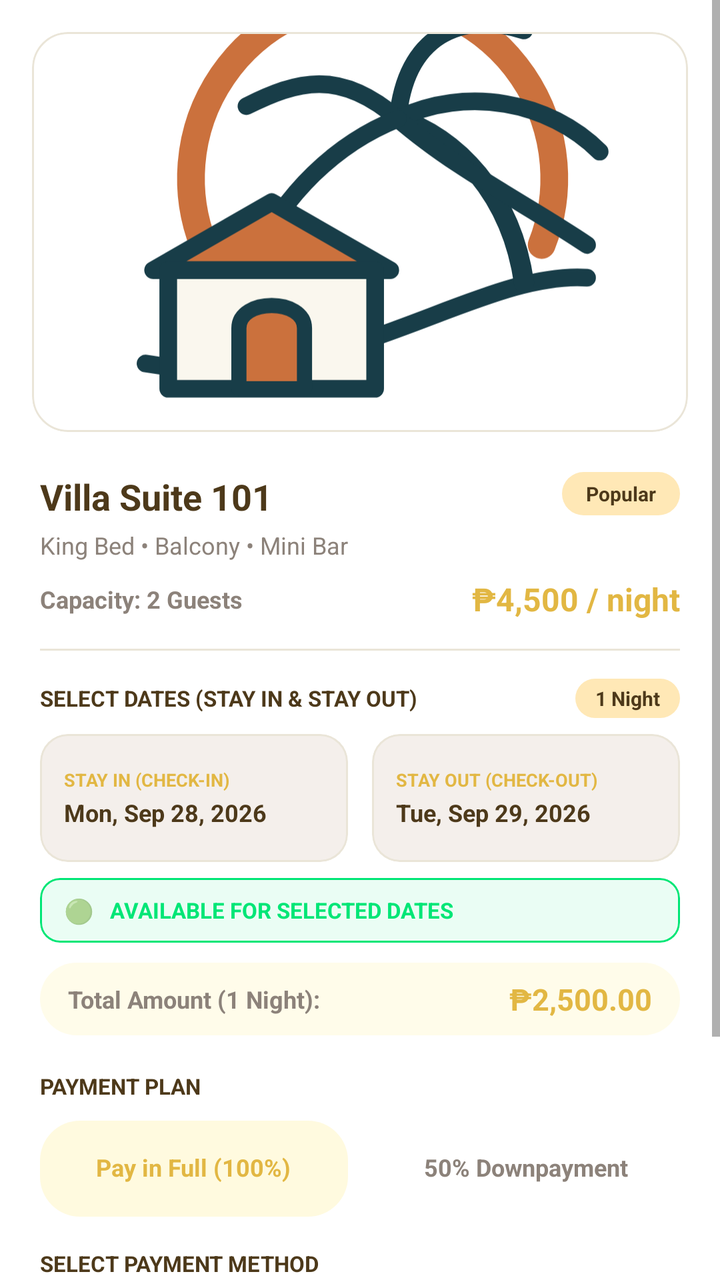
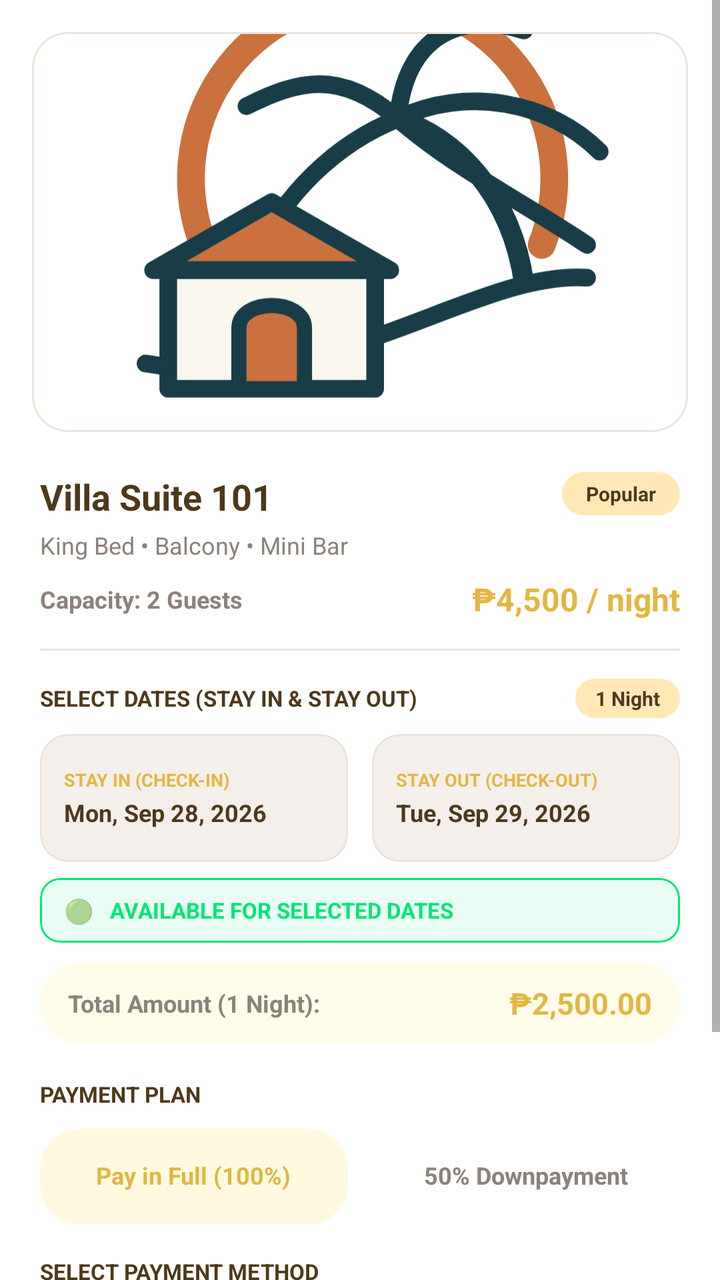

Two renders of the same Android screen: before a commit and after it. Below are the layout's source before the change and the commit's diff.
<!-- AndroidManifest.xml: application theme Theme.CasaVista -->
<!-- res/layout/dialog_reserve_facility.xml -->
<?xml version="1.0" encoding="utf-8"?>
<ScrollView xmlns:android="http://schemas.android.com/apk/res/android"
    xmlns:app="http://schemas.android.com/apk/res-auto"
    android:layout_width="match_parent"
    android:layout_height="wrap_content"
    android:background="@color/card_bg"
    android:overScrollMode="never">

    <LinearLayout
        android:layout_width="match_parent"
        android:layout_height="wrap_content"
        android:orientation="vertical">

        
        <com.google.android.material.card.MaterialCardView
            android:layout_width="match_parent"
            android:layout_height="200dp"
            android:layout_marginHorizontal="16dp"
            android:layout_marginTop="16dp"
            app:cardCornerRadius="18dp"
            app:cardElevation="0dp"
            app:strokeColor="@color/border_soft"
            app:strokeWidth="1dp">

            <ImageView
                android:id="@+id/dialogReserveImg"
                android:layout_width="match_parent"
                android:layout_height="match_parent"
                android:scaleType="centerCrop"
                android:src="@drawable/ic_casavista_artwork" />
        </com.google.android.material.card.MaterialCardView>

        <LinearLayout
            android:layout_width="match_parent"
            android:layout_height="wrap_content"
            android:orientation="vertical"
            android:padding="20dp">

            
            <RelativeLayout
                android:layout_width="match_parent"
                android:layout_height="wrap_content">

                <TextView
                    android:id="@+id/dialogReserveTitle"
                    android:layout_width="wrap_content"
                    android:layout_height="wrap_content"
                    android:layout_alignParentStart="true"
                    android:layout_toStartOf="@id/dialogReserveBadge"
                    android:text="Villa Suite 101"
                    android:textColor="@color/text_primary"
                    android:textSize="18sp"
                    android:textStyle="bold" />

                <TextView
                    android:id="@+id/dialogReserveBadge"
                    android:layout_width="wrap_content"
                    android:layout_height="wrap_content"
                    android:layout_alignParentEnd="true"
                    android:background="@drawable/bg_pill_gold"
                    android:paddingHorizontal="12dp"
                    android:paddingVertical="4dp"
                    android:text="Popular"
                    android:textColor="@color/court_dark_brown"
                    android:textSize="10sp"
                    android:textStyle="bold" />
            </RelativeLayout>

            
            <TextView
                android:id="@+id/dialogReserveSubtitle"
                android:layout_width="match_parent"
                android:layout_height="wrap_content"
                android:layout_marginTop="4dp"
                android:text="King Bed • Balcony • Mini Bar"
                android:textColor="@color/text_secondary"
                android:textSize="12sp" />

            
            <RelativeLayout
                android:layout_width="match_parent"
                android:layout_height="wrap_content"
                android:layout_marginTop="8dp">

                <TextView
                    android:id="@+id/dialogReserveCapacity"
                    android:layout_width="wrap_content"
                    android:layout_height="wrap_content"
                    android:layout_alignParentStart="true"
                    android:layout_centerVertical="true"
                    android:text="Capacity: 2 Guests"
                    android:textColor="@color/text_secondary"
                    android:textSize="12sp"
                    android:textStyle="bold" />

                <TextView
                    android:id="@+id/dialogReservePrice"
                    android:layout_width="wrap_content"
                    android:layout_height="wrap_content"
                    android:layout_alignParentEnd="true"
                    android:layout_centerVertical="true"
                    android:text="₱4,500 / night"
                    android:textColor="@color/accent_gold"
                    android:textSize="16sp"
                    android:textStyle="bold" />
            </RelativeLayout>

            <View
                android:layout_width="match_parent"
                android:layout_height="1dp"
                android:layout_marginVertical="14dp"
                android:background="@color/border_soft" />

            
            <RelativeLayout
                android:layout_width="match_parent"
                android:layout_height="wrap_content">

                <TextView
                    android:layout_width="wrap_content"
                    android:layout_height="wrap_content"
                    android:layout_alignParentStart="true"
                    android:layout_centerVertical="true"
                    android:text="SELECT DATES (STAY IN &amp; STAY OUT)"
                    android:textColor="@color/text_primary"
                    android:textSize="11sp"
                    android:textStyle="bold" />

                <TextView
                    android:id="@+id/tvStayDurationBadge"
                    android:layout_width="wrap_content"
                    android:layout_height="wrap_content"
                    android:layout_alignParentEnd="true"
                    android:layout_centerVertical="true"
                    android:background="@drawable/bg_pill_gold"
                    android:paddingHorizontal="10dp"
                    android:paddingVertical="3dp"
                    android:text="1 Night"
                    android:textColor="@color/court_dark_brown"
                    android:textSize="10sp"
                    android:textStyle="bold" />
            </RelativeLayout>

            
            <LinearLayout
                android:layout_width="match_parent"
                android:layout_height="wrap_content"
                android:layout_marginTop="8dp"
                android:baselineAligned="false"
                android:orientation="horizontal">

                
                <com.google.android.material.card.MaterialCardView
                    android:id="@+id/cardStayInDate"
                    android:layout_width="0dp"
                    android:layout_height="64dp"
                    android:layout_marginEnd="6dp"
                    android:layout_weight="1"
                    android:clickable="true"
                    android:focusable="true"
                    app:cardBackgroundColor="@color/bg_card_secondary"
                    app:cardCornerRadius="14dp"
                    app:cardElevation="0dp"
                    app:strokeColor="@color/border_soft"
                    app:strokeWidth="1dp">

                    <LinearLayout
                        android:layout_width="match_parent"
                        android:layout_height="match_parent"
                        android:gravity="center_vertical"
                        android:orientation="vertical"
                        android:paddingHorizontal="12dp">

                        <TextView
                            android:layout_width="wrap_content"
                            android:layout_height="wrap_content"
                            android:text="STAY IN (CHECK-IN)"
                            android:textColor="@color/accent_gold"
                            android:textSize="9sp"
                            android:textStyle="bold" />

                        <TextView
                            android:id="@+id/tvStayInDateText"
                            android:layout_width="wrap_content"
                            android:layout_height="wrap_content"
                            android:layout_marginTop="2dp"
                            android:ellipsize="end"
                            android:maxLines="1"
                            android:text="Mon, Sep 28, 2026"
                            android:textColor="@color/text_primary"
                            android:textSize="12sp"
                            android:textStyle="bold" />
                    </LinearLayout>
                </com.google.android.material.card.MaterialCardView>

                
                <com.google.android.material.card.MaterialCardView
                    android:id="@+id/cardStayOutDate"
                    android:layout_width="0dp"
                    android:layout_height="64dp"
                    android:layout_marginStart="6dp"
                    android:layout_weight="1"
                    android:clickable="true"
                    android:focusable="true"
                    app:cardBackgroundColor="@color/bg_card_secondary"
                    app:cardCornerRadius="14dp"
                    app:cardElevation="0dp"
                    app:strokeColor="@color/border_soft"
                    app:strokeWidth="1dp">

                    <LinearLayout
                        android:layout_width="match_parent"
                        android:layout_height="match_parent"
                        android:gravity="center_vertical"
                        android:orientation="vertical"
                        android:paddingHorizontal="12dp">

                        <TextView
                            android:layout_width="wrap_content"
                            android:layout_height="wrap_content"
                            android:text="STAY OUT (CHECK-OUT)"
                            android:textColor="@color/accent_gold"
                            android:textSize="9sp"
                            android:textStyle="bold" />

                        <TextView
                            android:id="@+id/tvStayOutDateText"
                            android:layout_width="wrap_content"
                            android:layout_height="wrap_content"
                            android:layout_marginTop="2dp"
                            android:ellipsize="end"
                            android:maxLines="1"
                            android:text="Tue, Sep 29, 2026"
                            android:textColor="@color/text_primary"
                            android:textSize="12sp"
                            android:textStyle="bold" />
                    </LinearLayout>
                </com.google.android.material.card.MaterialCardView>
            </LinearLayout>

            
            <com.google.android.material.card.MaterialCardView
                android:id="@+id/cardAvailabilityStatus"
                android:layout_width="match_parent"
                android:layout_height="wrap_content"
                android:layout_marginTop="8dp"
                app:cardBackgroundColor="#1500E676"
                app:cardCornerRadius="10dp"
                app:cardElevation="0dp"
                app:strokeColor="#00E676"
                app:strokeWidth="1dp">

                <LinearLayout
                    android:layout_width="match_parent"
                    android:layout_height="wrap_content"
                    android:gravity="center_vertical"
                    android:orientation="horizontal"
                    android:paddingHorizontal="12dp"
                    android:paddingVertical="8dp">

                    <TextView
                        android:id="@+id/tvAvailabilityIcon"
                        android:layout_width="wrap_content"
                        android:layout_height="wrap_content"
                        android:text="🟢"
                        android:textSize="12sp" />

                    <TextView
                        android:id="@+id/tvAvailabilityStatusText"
                        android:layout_width="wrap_content"
                        android:layout_height="wrap_content"
                        android:layout_marginStart="8dp"
                        android:text="AVAILABLE FOR SELECTED DATES"
                        android:textColor="#00E676"
                        android:textSize="11sp"
                        android:textStyle="bold" />
                </LinearLayout>
            </com.google.android.material.card.MaterialCardView>

            
            <RelativeLayout
                android:layout_width="match_parent"
                android:layout_height="wrap_content"
                android:layout_marginTop="10dp"
                android:background="@drawable/bg_pill_gold"
                android:backgroundTint="#15FFD700"
                android:paddingHorizontal="14dp"
                android:paddingVertical="8dp">

                <TextView
                    android:id="@+id/tvPriceBreakdownText"
                    android:layout_width="wrap_content"
                    android:layout_height="wrap_content"
                    android:layout_alignParentStart="true"
                    android:layout_centerVertical="true"
                    android:text="Total Amount (1 Night):"
                    android:textColor="@color/text_secondary"
                    android:textSize="12sp"
                    android:textStyle="bold" />

                <TextView
                    android:id="@+id/tvCalculatedTotalAmount"
                    android:layout_width="wrap_content"
                    android:layout_height="wrap_content"
                    android:layout_alignParentEnd="true"
                    android:layout_centerVertical="true"
                    android:text="₱2,500.00"
                    android:textColor="@color/accent_gold"
                    android:textSize="15sp"
                    android:textStyle="bold" />
            </RelativeLayout>

            
            <TextView
                android:layout_width="wrap_content"
                android:layout_height="wrap_content"
                android:layout_marginTop="18dp"
                android:text="PAYMENT PLAN"
                android:textColor="@color/text_primary"
                android:textSize="11sp"
                android:textStyle="bold" />

            <RadioGroup
                android:id="@+id/rgPaymentPlan"
                android:layout_width="match_parent"
                android:layout_height="wrap_content"
                android:layout_marginTop="10dp"
                android:orientation="horizontal">

                <RadioButton
                    android:id="@+id/rbPayFull"
                    android:layout_width="0dp"
                    android:layout_height="48dp"
                    android:layout_marginEnd="6dp"
                    android:layout_weight="1"
                    android:background="@drawable/bg_pill_gold"
                    android:backgroundTint="#20FFD700"
                    android:button="@android:color/transparent"
                    android:checked="true"
                    android:gravity="center"
                    android:includeFontPadding="false"
                    android:minHeight="0dp"
                    android:minWidth="0dp"
                    android:padding="0dp"
                    android:text="Pay in Full (100%)"
                    android:textAlignment="center"
                    android:textColor="@color/accent_gold"
                    android:textSize="12sp"
                    android:textStyle="bold" />

                <RadioButton
                    android:id="@+id/rbPayHalf"
                    android:layout_width="0dp"
                    android:layout_height="48dp"
                    android:layout_marginStart="6dp"
                    android:layout_weight="1"
                    android:background="@drawable/bg_pill_gold"
                    android:backgroundTint="#15FFFFFF"
                    android:button="@android:color/transparent"
                    android:checked="false"
                    android:gravity="center"
                    android:includeFontPadding="false"
                    android:minHeight="0dp"
                    android:minWidth="0dp"
                    android:padding="0dp"
                    android:text="50% Downpayment"
                    android:textAlignment="center"
                    android:textColor="@color/text_secondary"
                    android:textSize="12sp"
                    android:textStyle="bold" />
            </RadioGroup>

            
            <TextView
                android:layout_width="wrap_content"
                android:layout_height="wrap_content"
                android:layout_marginTop="16dp"
                android:text="SELECT PAYMENT METHOD"
                android:textColor="@color/text_primary"
                android:textSize="11sp"
                android:textStyle="bold" />

            <com.google.android.material.card.MaterialCardView
                android:layout_width="match_parent"
                android:layout_height="50dp"
                android:layout_marginTop="8dp"
                app:cardBackgroundColor="@color/bg_card_secondary"
                app:cardCornerRadius="16dp"
                app:cardElevation="0dp"
                app:strokeColor="@color/border_soft"
                app:strokeWidth="1dp">

                <Spinner
                    android:id="@+id/spinnerPaymentMethod"
                    android:layout_width="match_parent"
                    android:layout_height="match_parent"
                    android:paddingHorizontal="4dp" />
            </com.google.android.material.card.MaterialCardView>

            
            <com.google.android.material.textfield.TextInputLayout
                android:id="@+id/layoutAccountMobile"
                style="@style/Widget.MaterialComponents.TextInputLayout.OutlinedBox"
                android:layout_width="match_parent"
                android:layout_height="wrap_content"
                android:layout_marginTop="12dp"
                android:hint="GCash / Account Mobile Number"
                android:visibility="visible">

                <com.google.android.material.textfield.TextInputEditText
                    android:id="@+id/etAccountMobileNumber"
                    android:layout_width="match_parent"
                    android:layout_height="wrap_content"
                    android:inputType="phone"
                    android:maxLength="15" />
            </com.google.android.material.textfield.TextInputLayout>

        </LinearLayout>
    </LinearLayout>
</ScrollView>
<!-- resources referenced by this layout -->
<resources>
  <color name="accent_gold">#E2B743</color>
  <color name="bg_card_secondary">#F4EFEB</color>
  <color name="border_soft">#EAE5D8</color>
  <color name="card_bg">#FFFFFF</color>
  <color name="court_dark_brown">#4D391A</color>
  <color name="text_primary">#4D391A</color>
  <color name="text_secondary">#8C827A</color>
  <!-- drawable bg_pill_gold (drawable) -->
  <?xml version="1.0" encoding="utf-8"?>
  <shape xmlns:android="http://schemas.android.com/apk/res/android"
      android:shape="rectangle">
      <solid android:color="#FFE8B6" />
      <corners android:radius="20dp" />
  </shape>
  <!-- drawable ic_casavista_artwork: vector/xml drawable (drawable, 2318 chars, omitted) -->
  <style name="Theme.CasaVista" parent="Theme.MaterialComponents.Light.NoActionBar">
          <item name="colorPrimary">@color/button_bg</item>
          <item name="colorPrimaryVariant">@color/primary_dark</item>
          <item name="colorOnPrimary">#FFFFFF</item>
          <item name="android:windowBackground">@color/bg_primary</item>
          <item name="android:statusBarColor">@color/resort_bg</item>
          <item name="android:windowLightStatusBar">true</item>
          <item name="materialButtonStyle">@style/Widget.MaterialComponents.Button.UnelevatedButton</item>
          <item name="materialAlertDialogTheme">@style/MaterialAlertDialogTheme</item>
          <item name="alertDialogTheme">@style/MaterialAlertDialogTheme</item>
      </style>
  <color name="button_bg">#4A3718</color>
  <color name="primary_dark">#4A3718</color>
  <color name="bg_primary">#FAF7EE</color>
  <color name="resort_bg">#FAF7EE</color>
  <style name="MaterialAlertDialogTheme" parent="ThemeOverlay.MaterialComponents.MaterialAlertDialog">
          <item name="shapeAppearanceOverlay">@style/ShapeAppearance.Material3.Corner.Medium</item>
          <item name="colorSurface">@color/card_bg</item>
          <item name="android:background">@color/card_bg</item>
          <item name="colorOnSurface">@color/text_primary</item>
          <item name="colorPrimary">@color/accent_gold</item>
          <item name="colorAccent">@color/accent_gold</item>
      </style>
</resources>

<!-- the commit's change to res/layout/dialog_reserve_facility.xml (unified diff, before → after) -->
@@ -278,21 +278,26 @@
             </com.google.android.material.card.MaterialCardView>
 
             
-            <RelativeLayout
+            
+            <LinearLayout
                 android:layout_width="match_parent"
                 android:layout_height="wrap_content"
                 android:layout_marginTop="10dp"
                 android:background="@drawable/bg_pill_gold"
                 android:backgroundTint="#15FFD700"
+                android:gravity="center_vertical"
+                android:orientation="horizontal"
                 android:paddingHorizontal="14dp"
-                android:paddingVertical="8dp">
+                android:paddingVertical="10dp">
 
                 <TextView
                     android:id="@+id/tvPriceBreakdownText"
-                    android:layout_width="wrap_content"
-                    android:layout_height="wrap_content"
-                    android:layout_alignParentStart="true"
-                    android:layout_centerVertical="true"
+                    android:layout_width="0dp"
+                    android:layout_height="wrap_content"
+                    android:layout_weight="1"
+                    android:layout_marginEnd="8dp"
+                    android:ellipsize="end"
+                    android:maxLines="2"
                     android:text="Total Amount (1 Night):"
                     android:textColor="@color/text_secondary"
                     android:textSize="12sp"
@@ -302,13 +307,11 @@
                     android:id="@+id/tvCalculatedTotalAmount"
                     android:layout_width="wrap_content"
                     android:layout_height="wrap_content"
-                    android:layout_alignParentEnd="true"
-                    android:layout_centerVertical="true"
                     android:text="₱2,500.00"
                     android:textColor="@color/accent_gold"
                     android:textSize="15sp"
                     android:textStyle="bold" />
-            </RelativeLayout>
+            </LinearLayout>
 
             
             <TextView
